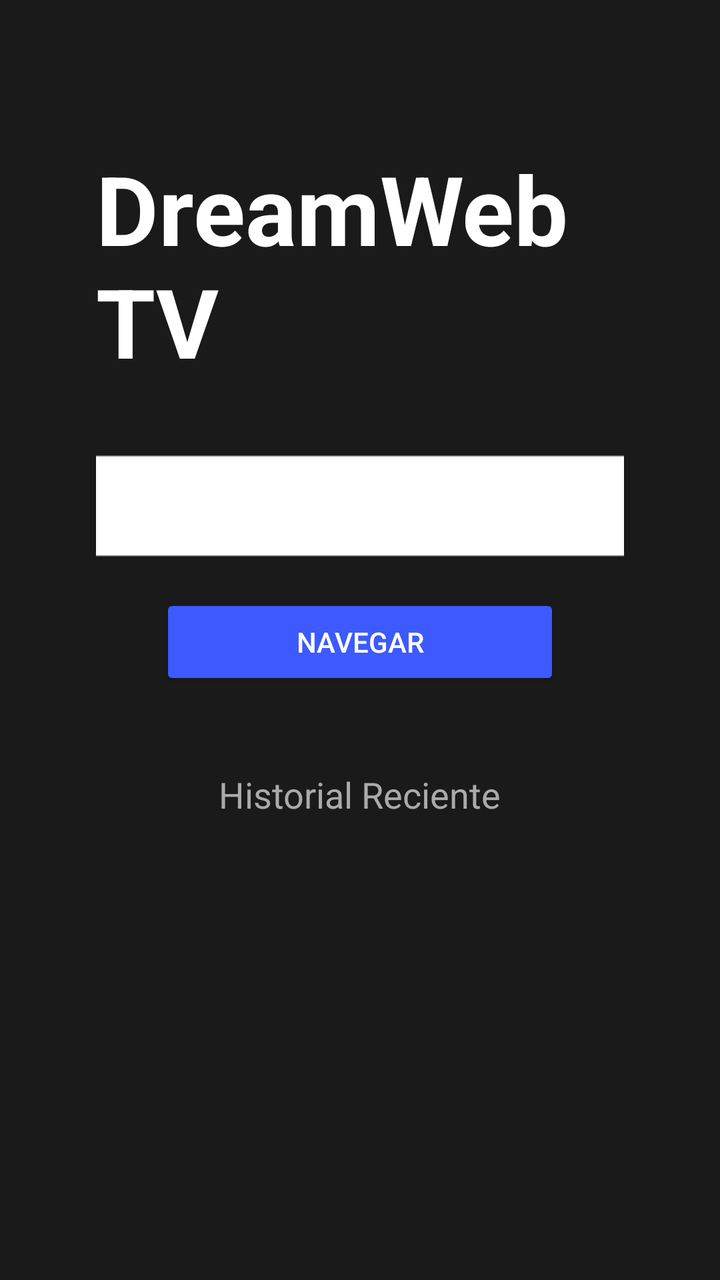
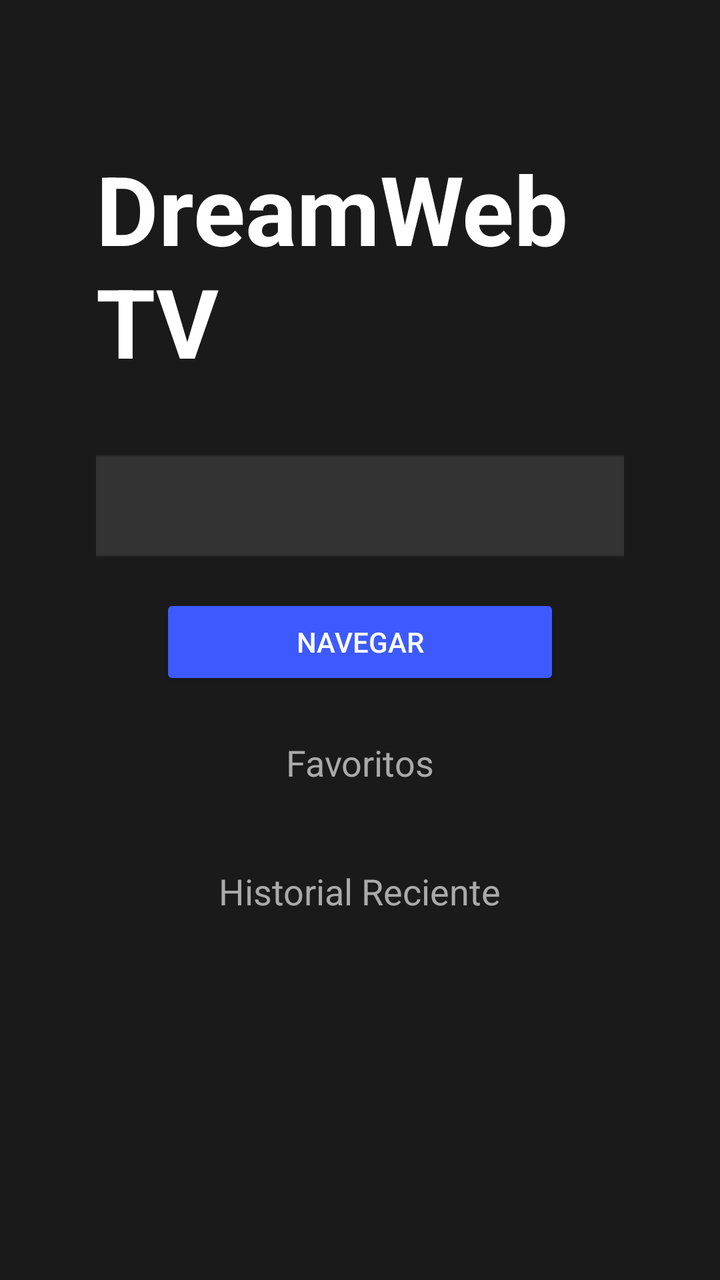

An Android layout rendered at two revisions. The XML below is the earlier revision; the diff shows what the commit changed to produce the second picture.
<!-- AndroidManifest.xml: application theme Theme.DreamWeb -->
<!-- res/layout/activity_home.xml -->
<?xml version="1.0" encoding="utf-8"?>
<LinearLayout xmlns:android="http://schemas.android.com/apk/res/android"
    android:layout_width="match_parent"
    android:layout_height="match_parent"
    android:orientation="vertical"
    android:gravity="center_horizontal"
    android:background="#1A1A1A"
    android:padding="48dp">

    <TextView
        android:layout_width="wrap_content"
        android:layout_height="wrap_content"
        android:text="DreamWeb TV"
        android:textColor="#FFFFFF"
        android:textSize="48sp"
        android:textStyle="bold"
        android:layout_marginTop="24dp"
        android:layout_marginBottom="32dp"/>

    <EditText
        android:id="@+id/searchEditText"
        android:layout_width="800dp"
        android:layout_height="wrap_content"
        android:hint="Ingresa URL o búsqueda..."
        android:textColor="#FFFFFF"
        android:textColorHint="#888888"
        android:background="@android:drawable/editbox_background_normal"
        android:padding="16dp"
        android:singleLine="true"
        android:imeOptions="actionGo"
        android:inputType="textUri"
        android:focusable="true">
        <requestFocus />
    </EditText>

    <Button
        android:id="@+id/goButton"
        android:layout_width="200dp"
        android:layout_height="wrap_content"
        android:text="Navegar"
        android:layout_marginTop="16dp"
        android:backgroundTint="#3D5AFE"
        android:textColor="#FFFFFF"/>

    <TextView
        android:layout_width="wrap_content"
        android:layout_height="wrap_content"
        android:text="Historial Reciente"
        android:textColor="#AAAAAA"
        android:textSize="18sp"
        android:layout_marginTop="40dp"
        android:layout_marginBottom="8dp"/>

    <androidx.recyclerview.widget.RecyclerView
        android:id="@+id/historyRecyclerView"
        android:layout_width="800dp"
        android:layout_height="0dp"
        android:layout_weight="1"
        android:scrollbars="vertical"/>

</LinearLayout>
<!-- resources referenced by this layout -->
<resources>
  <style name="Theme.DreamWeb" parent="Theme.AppCompat.NoActionBar">
          <item name="android:windowBackground">#1A1A1A</item>
          <item name="colorPrimary">#3D5AFE</item>
          <item name="colorPrimaryDark">#304FFE</item>
          <item name="colorAccent">#FF4081</item>
      </style>
</resources>

<!-- the commit's change to res/layout/activity_home.xml (unified diff, before → after) -->
@@ -1,5 +1,6 @@
 <?xml version="1.0" encoding="utf-8"?>
 <LinearLayout xmlns:android="http://schemas.android.com/apk/res/android"
+    xmlns:app="http://schemas.android.com/apk/res-auto"
     android:layout_width="match_parent"
     android:layout_height="match_parent"
     android:orientation="vertical"
@@ -25,6 +26,7 @@
         android:textColor="#FFFFFF"
         android:textColorHint="#888888"
         android:background="@android:drawable/editbox_background_normal"
+        android:backgroundTint="#333333"
         android:padding="16dp"
         android:singleLine="true"
         android:imeOptions="actionGo"
@@ -45,10 +47,27 @@
     <TextView
         android:layout_width="wrap_content"
         android:layout_height="wrap_content"
+        android:text="Favoritos"
+        android:textColor="#AAAAAA"
+        android:textSize="18sp"
+        android:layout_marginTop="24dp"
+        android:layout_marginBottom="8dp"/>
+
+    <androidx.recyclerview.widget.RecyclerView
+        android:id="@+id/favoritesRecyclerView"
+        android:layout_width="800dp"
+        android:layout_height="wrap_content"
+        android:layout_marginBottom="16dp"
+        android:orientation="horizontal"
+        app:layoutManager="androidx.recyclerview.widget.LinearLayoutManager" />
+
+    <TextView
+        android:layout_width="wrap_content"
+        android:layout_height="wrap_content"
         android:text="Historial Reciente"
         android:textColor="#AAAAAA"
         android:textSize="18sp"
-        android:layout_marginTop="40dp"
+        android:layout_marginTop="16dp"
         android:layout_marginBottom="8dp"/>
 
     <androidx.recyclerview.widget.RecyclerView
